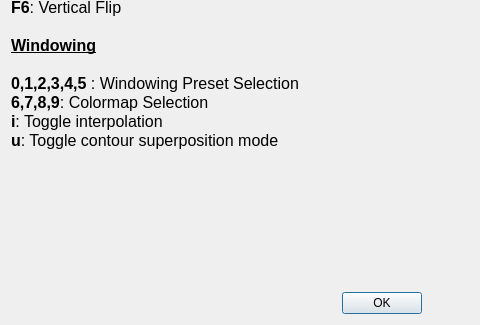
Qt form vv/qt_ui/vvHelpDialog.ui (open-vv/vv) before a commit; both pictures show x 0 to 480 and y 146 to 471 of the 763 by 471 pixel window.
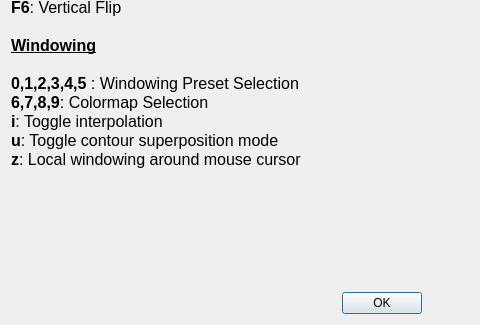
The same form after that commit.

Commit message: Added new functionality: local windowing around mouse pointer. Now with "z".

What changed in the file:
```diff
--- a/vv/qt_ui/vvHelpDialog.ui
+++ b/vv/qt_ui/vvHelpDialog.ui
@@ -22,7 +22,7 @@
         <string>&lt;!DOCTYPE HTML PUBLIC &quot;-//W3C//DTD HTML 4.0//EN&quot; &quot;http://www.w3.org/TR/REC-html40/strict.dtd&quot;&gt;
 &lt;html&gt;&lt;head&gt;&lt;meta name=&quot;qrichtext&quot; content=&quot;1&quot; /&gt;&lt;style type=&quot;text/css&quot;&gt;
 p, li { white-space: pre-wrap; }
-&lt;/style&gt;&lt;/head&gt;&lt;body style=&quot; font-family:'Sans Serif'; font-size:8pt; font-weight:400; font-style:normal;&quot;&gt;
+&lt;/style&gt;&lt;/head&gt;&lt;body style=&quot; font-family:'Sans Serif'; font-size:10pt; font-weight:400; font-style:normal;&quot;&gt;
 &lt;p style=&quot; margin-top:0px; margin-bottom:0px; margin-left:0px; margin-right:0px; -qt-block-indent:0; text-indent:0px;&quot;&gt;&lt;span style=&quot; font-size:12pt; font-weight:600; text-decoration: underline;&quot;&gt;Slice Selection&lt;/span&gt;&lt;/p&gt;
 &lt;p style=&quot;-qt-paragraph-type:empty; margin-top:0px; margin-bottom:0px; margin-left:0px; margin-right:0px; -qt-block-indent:0; text-indent:0px; font-size:12pt; font-weight:600;&quot;&gt;&lt;/p&gt;
 &lt;p style=&quot; margin-top:0px; margin-bottom:0px; margin-left:0px; margin-right:0px; -qt-block-indent:0; text-indent:0px;&quot;&gt;&lt;span style=&quot; font-size:12pt; font-weight:600;&quot;&gt;F1:&lt;/span&gt;&lt;span style=&quot; font-size:12pt;&quot;&gt; Sagital&lt;/span&gt;&lt;/p&gt;
@@ -37,7 +37,8 @@
 &lt;p style=&quot; margin-top:0px; margin-bottom:0px; margin-left:0px; margin-right:0px; -qt-block-indent:0; text-indent:0px;&quot;&gt;&lt;span style=&quot; font-size:12pt; font-weight:600;&quot;&gt;0,1,2,3,4,5&lt;/span&gt;&lt;span style=&quot; font-size:12pt;&quot;&gt; : Windowing Preset Selection&lt;/span&gt;&lt;/p&gt;
 &lt;p style=&quot; margin-top:0px; margin-bottom:0px; margin-left:0px; margin-right:0px; -qt-block-indent:0; text-indent:0px;&quot;&gt;&lt;span style=&quot; font-size:12pt; font-weight:600;&quot;&gt;6,7,8,9&lt;/span&gt;&lt;span style=&quot; font-size:12pt;&quot;&gt;: Colormap Selection&lt;/span&gt;&lt;/p&gt;
 &lt;p style=&quot; margin-top:0px; margin-bottom:0px; margin-left:0px; margin-right:0px; -qt-block-indent:0; text-indent:0px;&quot;&gt;&lt;span style=&quot; font-size:12pt; font-weight:600;&quot;&gt;i&lt;/span&gt;&lt;span style=&quot; font-size:12pt;&quot;&gt;: Toggle interpolation&lt;/span&gt;&lt;/p&gt;
-&lt;p style=&quot; margin-top:0px; margin-bottom:0px; margin-left:0px; margin-right:0px; -qt-block-indent:0; text-indent:0px;&quot;&gt;&lt;span style=&quot; font-size:12pt; font-weight:600;&quot;&gt;u&lt;/span&gt;&lt;span style=&quot; font-size:12pt;&quot;&gt;: Toggle contour superposition mode&lt;/span&gt;&lt;/p&gt;&lt;/body&gt;&lt;/html&gt;</string>
+&lt;p style=&quot; margin-top:0px; margin-bottom:0px; margin-left:0px; margin-right:0px; -qt-block-indent:0; text-indent:0px;&quot;&gt;&lt;span style=&quot; font-size:12pt; font-weight:600;&quot;&gt;u&lt;/span&gt;&lt;span style=&quot; font-size:12pt;&quot;&gt;: Toggle contour superposition mode&lt;/span&gt;&lt;/p&gt;
+&lt;p style=&quot; margin-top:0px; margin-bottom:0px; margin-left:0px; margin-right:0px; -qt-block-indent:0; text-indent:0px;&quot;&gt;&lt;span style=&quot; font-size:12pt; font-weight:600;&quot;&gt;z&lt;/span&gt;&lt;span style=&quot; font-size:12pt;&quot;&gt;: Local windowing around mouse cursor&lt;/span&gt;&lt;/p&gt;&lt;/body&gt;&lt;/html&gt;</string>
        </property>
        <property name="alignment">
         <set>Qt::AlignLeading|Qt::AlignLeft|Qt::AlignTop</set>
```
The commit also changes 5 other files.
